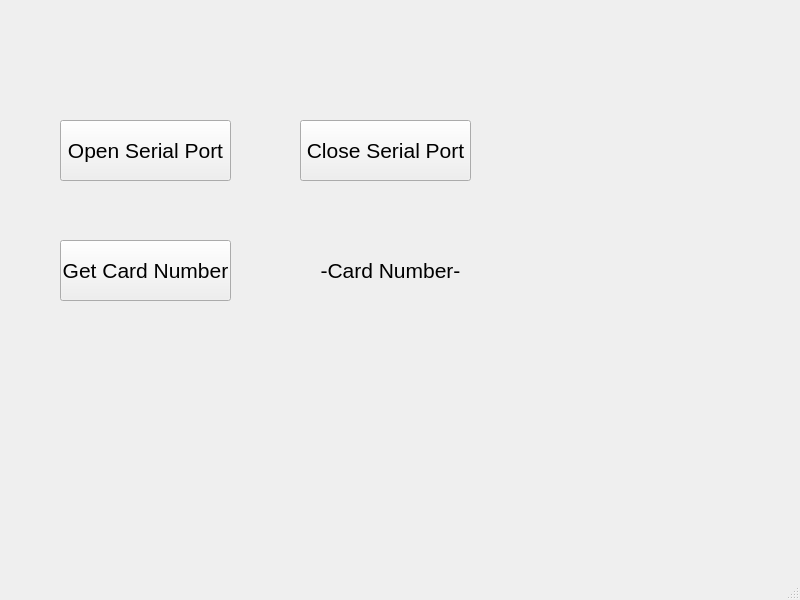
Old version of the form bankautomat/mainwindow.ui in the repository bank-2022/group17.
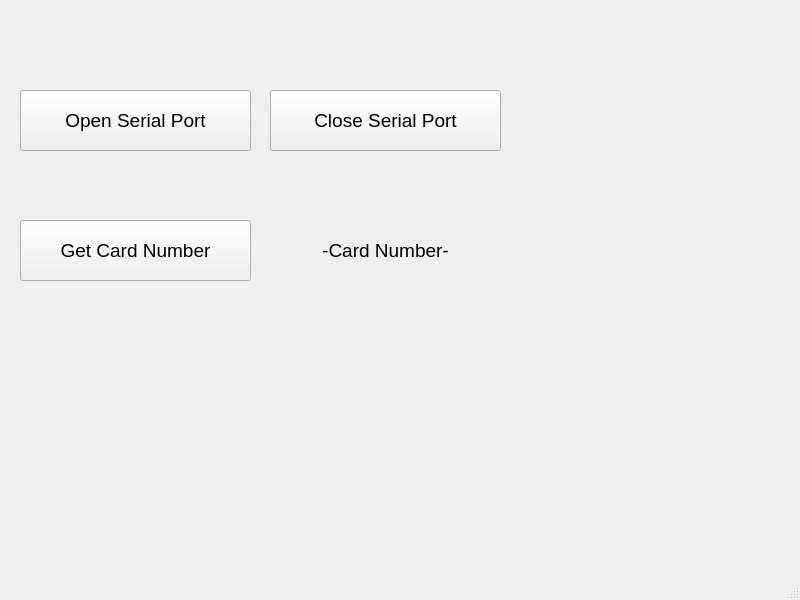
New version of the form.

Patch:
```diff
--- a/bankautomat/mainwindow.ui
+++ b/bankautomat/mainwindow.ui
@@ -17,15 +17,15 @@
    <widget class="QPushButton" name="btnOpenSerialPort">
     <property name="geometry">
      <rect>
-      <x>60</x>
-      <y>120</y>
-      <width>171</width>
+      <x>20</x>
+      <y>90</y>
+      <width>231</width>
       <height>61</height>
      </rect>
     </property>
     <property name="font">
      <font>
-      <pointsize>16</pointsize>
+      <pointsize>14</pointsize>
      </font>
     </property>
     <property name="text">
@@ -35,15 +35,15 @@
    <widget class="QPushButton" name="btnGetCardNumber">
     <property name="geometry">
      <rect>
-      <x>60</x>
-      <y>240</y>
-      <width>171</width>
+      <x>20</x>
+      <y>220</y>
+      <width>231</width>
       <height>61</height>
      </rect>
     </property>
     <property name="font">
      <font>
-      <pointsize>16</pointsize>
+      <pointsize>14</pointsize>
      </font>
     </property>
     <property name="text">
@@ -53,15 +53,15 @@
    <widget class="QPushButton" name="btnCloseSerialPort">
     <property name="geometry">
      <rect>
-      <x>300</x>
-      <y>120</y>
-      <width>171</width>
+      <x>270</x>
+      <y>90</y>
+      <width>231</width>
       <height>61</height>
      </rect>
     </property>
     <property name="font">
      <font>
-      <pointsize>16</pointsize>
+      <pointsize>14</pointsize>
      </font>
     </property>
     <property name="text">
@@ -71,15 +71,15 @@
    <widget class="QLabel" name="labelCardNumber">
     <property name="geometry">
      <rect>
-      <x>300</x>
-      <y>250</y>
-      <width>181</width>
-      <height>41</height>
+      <x>270</x>
+      <y>220</y>
+      <width>231</width>
+      <height>61</height>
      </rect>
     </property>
     <property name="font">
      <font>
-      <pointsize>16</pointsize>
+      <pointsize>14</pointsize>
      </font>
     </property>
     <property name="text">
@@ -92,9 +92,9 @@
    <widget class="QLabel" name="labelReadySignal">
     <property name="geometry">
      <rect>
-      <x>510</x>
-      <y>120</y>
-      <width>181</width>
+      <x>520</x>
+      <y>100</y>
+      <width>231</width>
       <height>41</height>
      </rect>
     </property>
@@ -113,15 +113,15 @@
    <widget class="QLabel" name="labelSerialInfo">
     <property name="geometry">
      <rect>
-      <x>60</x>
-      <y>50</y>
-      <width>221</width>
+      <x>20</x>
+      <y>40</y>
+      <width>481</width>
       <height>41</height>
      </rect>
     </property>
     <property name="font">
      <font>
-      <pointsize>16</pointsize>
+      <pointsize>12</pointsize>
      </font>
     </property>
     <property name="text">
```
